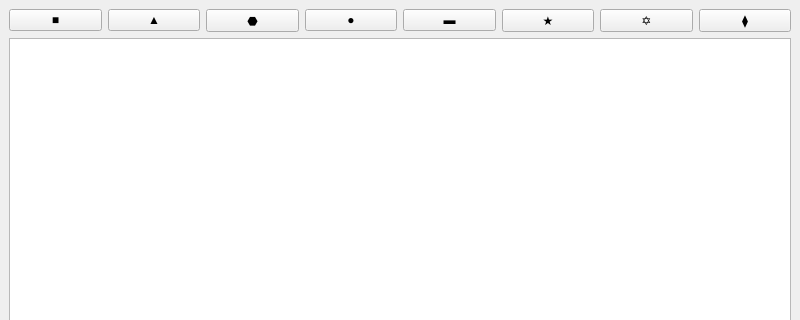
Before: the Qt Designer form LabWork_1/Lab2-1/mainwindow.ui in deviyan13/Labs2Sem, drawn with Qt 5; both pictures show x 0 to 800 and y 0 to 320 of the 800 by 600 pixel window.
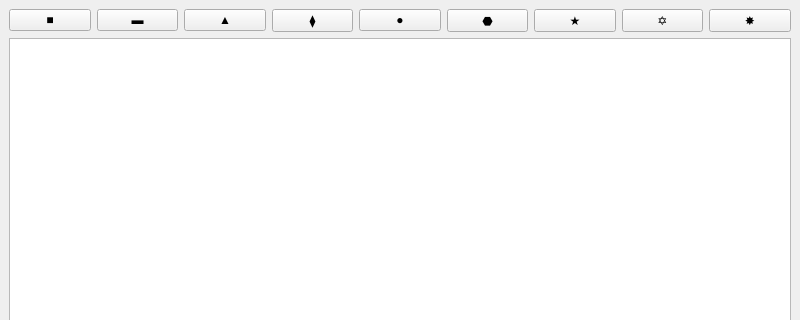
After: the same form once the commit is applied.

The edit to the form file:
```diff
--- a/LabWork_1/Lab2-1/mainwindow.ui
+++ b/LabWork_1/Lab2-1/mainwindow.ui
@@ -36,6 +36,13 @@
         </property>
        </widget>
       </item>
+      <item>
+       <widget class="QPushButton" name="rectangle">
+        <property name="text">
+         <string>▬</string>
+        </property>
+       </widget>
+      </item>
       <item>
        <widget class="QPushButton" name="triangle">
         <property name="text">
@@ -44,9 +51,9 @@
        </widget>
       </item>
       <item>
-       <widget class="QPushButton" name="hexagon">
+       <widget class="QPushButton" name="rhomb">
         <property name="text">
-         <string>⬣</string>
+         <string>⧫</string>
         </property>
        </widget>
       </item>
@@ -58,9 +65,9 @@
        </widget>
       </item>
       <item>
-       <widget class="QPushButton" name="rectangle">
+       <widget class="QPushButton" name="hexagon">
         <property name="text">
-         <string>▬</string>
+         <string>⬣</string>
         </property>
        </widget>
       </item>
@@ -79,9 +86,9 @@
        </widget>
       </item>
       <item>
-       <widget class="QPushButton" name="rhomb">
+       <widget class="QPushButton" name="star8">
         <property name="text">
-         <string>⧫</string>
+         <string>✸</string>
         </property>
        </widget>
       </item>
```
